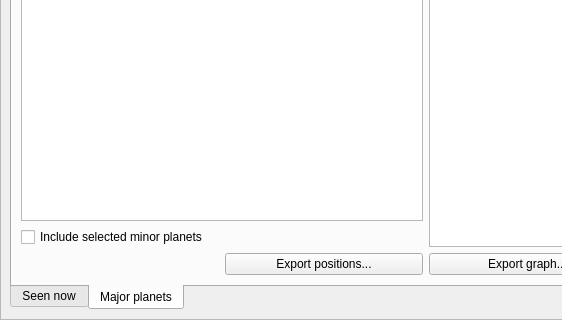
The window that src/gui/astroCalcDialog.ui (Stellarium/stellarium) describes before a commit, drawn with Qt 5; both pictures show x 0 to 562 and y 147 to 467 of the 851 by 467 pixel window.
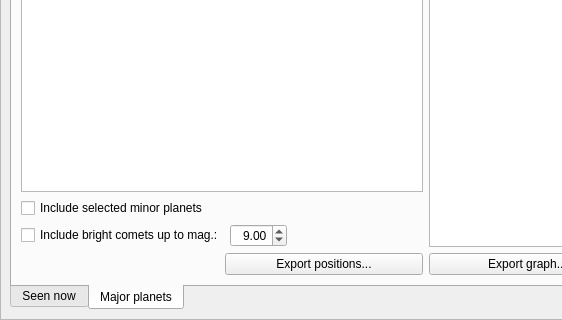
The same window after the commit. The open tabs and pages were chosen to show the change. Icons and pictures are not drawn. Custom widgets are drawn as their Qt base class.

Commit message:
Added support bright comets in AstroCalc/Positions/HEC tool
Added ability to visualize heliocentric ecliptic distances for bright comets in AstroCalc tool

What changed in the file:
```diff
--- a/src/gui/astroCalcDialog.ui
+++ b/src/gui/astroCalcDialog.ui
@@ -550,6 +550,52 @@
                   </property>
                  </widget>
                 </item>
+                <item>
+                 <layout class="QHBoxLayout" name="horizontalLayout_18">
+                  <item>
+                   <widget class="QCheckBox" name="hecBrightCometsCheckBox">
+                    <property name="toolTip">
+                     <string>Show comets brighter than magnitude</string>
+                    </property>
+                    <property name="text">
+                     <string>Include bright comets up to mag.:</string>
+                    </property>
+                   </widget>
+                  </item>
+                  <item>
+                   <widget class="QDoubleSpinBox" name="hecMagnitudeLimitSpinBox">
+                    <property name="maximumSize">
+                     <size>
+                      <width>70</width>
+                      <height>16777215</height>
+                     </size>
+                    </property>
+                    <property name="alignment">
+                     <set>Qt::AlignRight|Qt::AlignTrailing|Qt::AlignVCenter</set>
+                    </property>
+                    <property name="maximum">
+                     <double>15.000000000000000</double>
+                    </property>
+                    <property name="value">
+                     <double>9.000000000000000</double>
+                    </property>
+                   </widget>
+                  </item>
+                  <item>
+                   <spacer name="horizontalSpacer_17">
+                    <property name="orientation">
+                     <enum>Qt::Horizontal</enum>
+                    </property>
+                    <property name="sizeHint" stdset="0">
+                     <size>
+                      <width>40</width>
+                      <height>20</height>
+                     </size>
+                    </property>
+                   </spacer>
+                  </item>
+                 </layout>
+                </item>
                </layout>
               </item>
               <item row="1" column="1">
```
Left out of the diff: 6 changed lines with no effect on the pictures. The commit also changes 2 other files.
